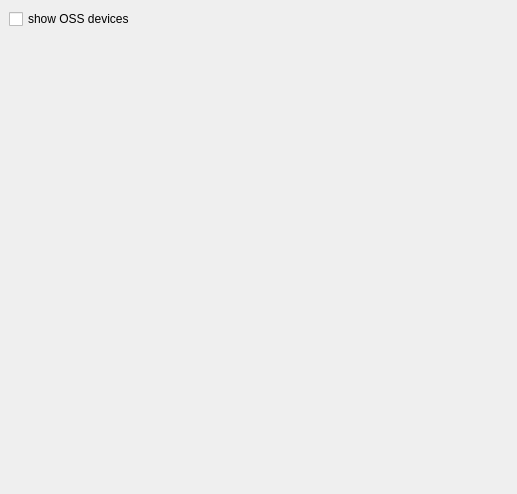
This is phonon/xine/kcm/xineoptions.ui in KDE/kde-runtime as Qt 5 draws it before an edit. The edited form follows.
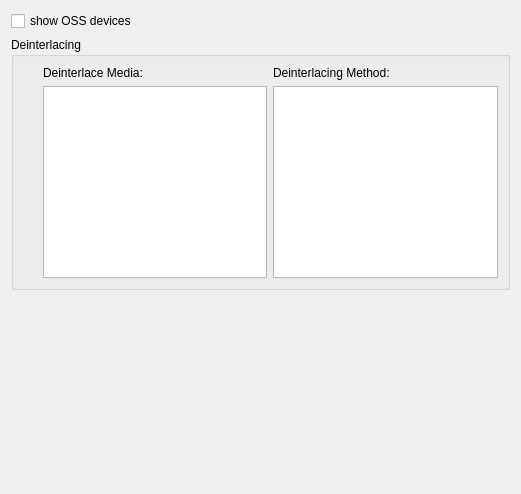
This is the edited form.

The edit to the form file:
```diff
--- a/phonon/xine/kcm/xineoptions.ui
+++ b/phonon/xine/kcm/xineoptions.ui
@@ -11,12 +11,6 @@
    </rect>
   </property>
   <layout class="QVBoxLayout" >
-   <property name="margin" >
-    <number>9</number>
-   </property>
-   <property name="spacing" >
-    <number>6</number>
-   </property>
    <item>
     <widget class="QCheckBox" name="m_ossCheckbox" >
      <property name="toolTip" >
@@ -27,6 +21,58 @@
      </property>
     </widget>
    </item>
+   <item>
+    <widget class="QGroupBox" name="groupBox" >
+     <property name="title" >
+      <string>Deinterlacing</string>
+     </property>
+     <property name="flat" >
+      <bool>true</bool>
+     </property>
+     <layout class="QGridLayout" >
+      <item rowspan="2" row="0" column="0" >
+       <spacer>
+        <property name="orientation" >
+         <enum>Qt::Horizontal</enum>
+        </property>
+        <property name="sizeType" >
+         <enum>QSizePolicy::Fixed</enum>
+        </property>
+        <property name="sizeHint" >
+         <size>
+          <width>20</width>
+          <height>20</height>
+         </size>
+        </property>
+       </spacer>
+      </item>
+      <item row="0" column="1" >
+       <widget class="QLabel" name="label" >
+        <property name="text" >
+         <string>Deinterlace Media:</string>
+        </property>
+       </widget>
+      </item>
+      <item row="0" column="2" >
+       <widget class="QLabel" name="label_2" >
+        <property name="text" >
+         <string>Deinterlacing Method:</string>
+        </property>
+       </widget>
+      </item>
+      <item row="1" column="1" >
+       <widget class="QListWidget" name="deinterlaceMediaList" >
+        <property name="selectionMode" >
+         <enum>QAbstractItemView::NoSelection</enum>
+        </property>
+       </widget>
+      </item>
+      <item row="1" column="2" >
+       <widget class="QListWidget" name="deinterlaceMethodList" />
+      </item>
+     </layout>
+    </widget>
+   </item>
    <item>
     <spacer>
      <property name="orientation" >
@@ -34,8 +80,8 @@
      </property>
      <property name="sizeHint" >
       <size>
-       <width>20</width>
-       <height>40</height>
+       <width>499</width>
+       <height>21</height>
       </size>
      </property>
     </spacer>
```
Left out of the diff: 1 changed line with no effect on the pictures.
